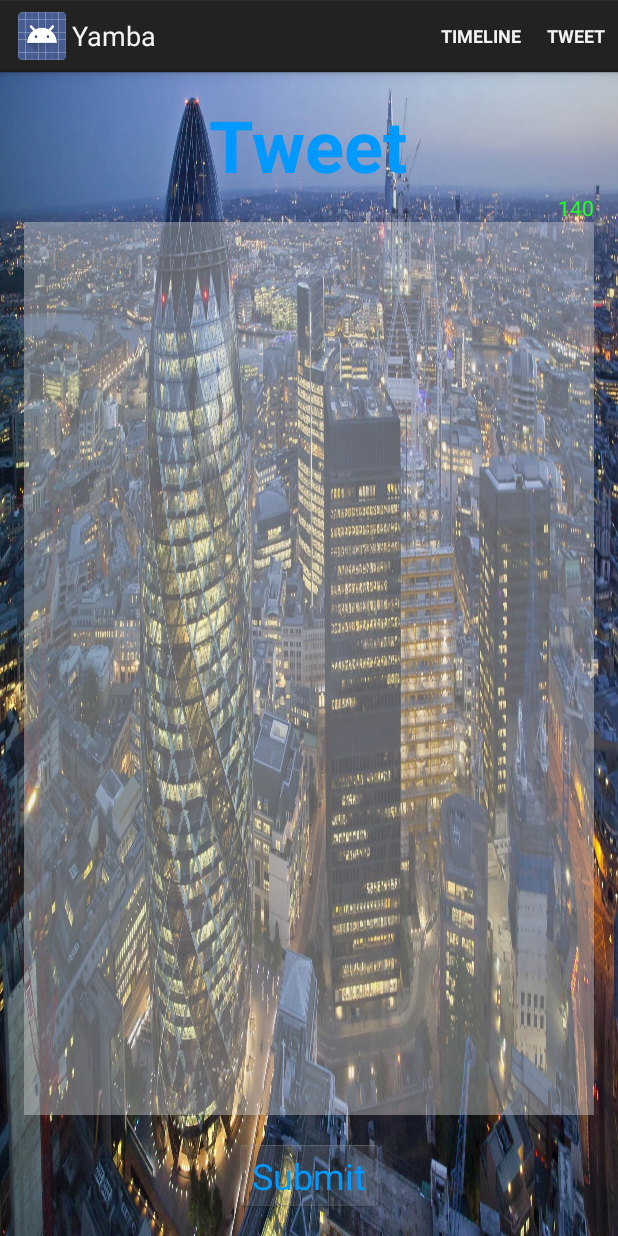
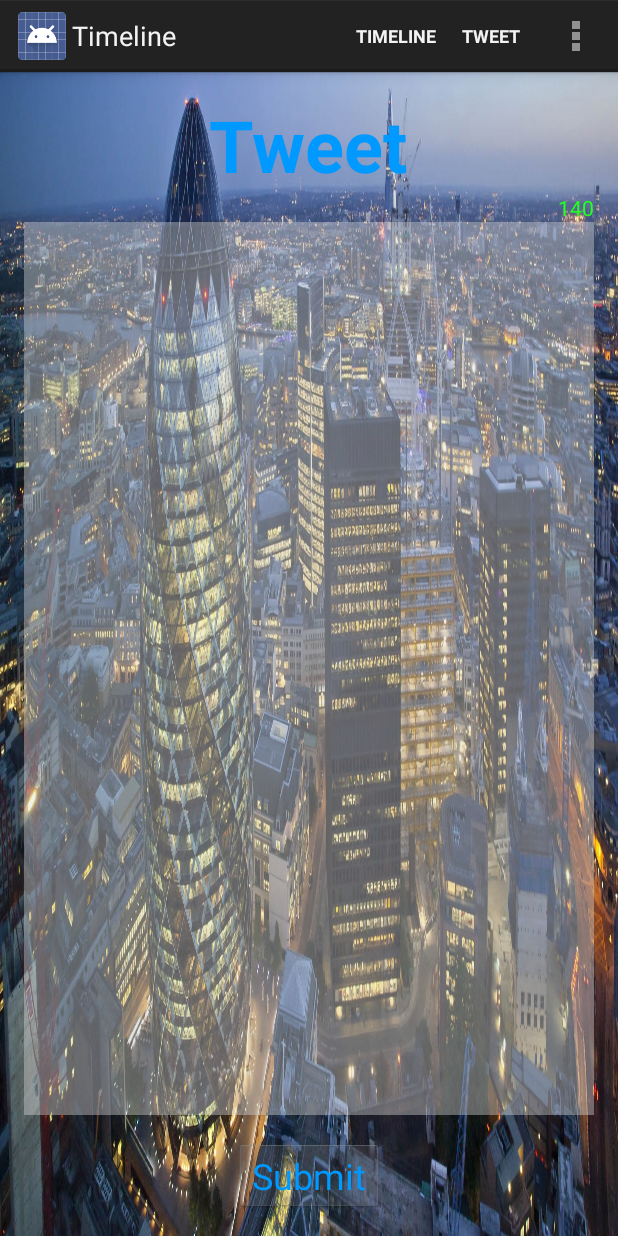
Before and after one commit to twitter-university/AndroidEssentials-03_31_2014_AM, an Android app: the screen it shows after launch (TweetActivity), after a tap on "TWEET", on a phone screen of 412 x 824 dp. Run offline under Robolectric (Android 15) with nearby library versions, the phone set to English and light mode, and no system bars.

Commit message:
Working again (correct contract) Tweet activity converted to fragment onCreate refactored into YambaActivity

```diff
--- a/app/build.gradle
+++ b/app/build.gradle
@@ -10,6 +10,11 @@ android {
         versionCode 1
         versionName "1.0"
     }
+
+    compileOptions {
+        sourceCompatibility JavaVersion.VERSION_1_7
+        targetCompatibility JavaVersion.VERSION_1_7
+    }
     buildTypes {
         release {
             runProguard false
--- a/app/src/main/java/com/twitter/university/android/yamba/TimelineActivity.java
+++ b/app/src/main/java/com/twitter/university/android/yamba/TimelineActivity.java
@@ -1,25 +1,9 @@
 package com.twitter.university.android.yamba;
-
-import android.app.Activity;
-import android.app.ListActivity;
-import android.app.LoaderManager;
-import android.content.CursorLoader;
-import android.content.Loader;
-import android.database.Cursor;
-import android.os.Bundle;
-import android.text.format.DateUtils;
-import android.view.Menu;
-import android.view.MenuItem;
-import android.view.View;
-import android.widget.SimpleCursorAdapter;
-import android.widget.TextView;
 
 
 public class TimelineActivity extends YambaActivity {
 
-    @Override
-    protected void onCreate(Bundle savedInstanceState) {
-        super.onCreate(savedInstanceState);
-        setContentView(R.layout.activity_timeline);
+    public TimelineActivity() {
+        super(R.layout.activity_timeline);
     }
 }
--- a/app/src/main/java/com/twitter/university/android/yamba/TimelineFragment.java
+++ b/app/src/main/java/com/twitter/university/android/yamba/TimelineFragment.java
@@ -13,14 +13,11 @@ import android.view.ViewGroup;
 import android.widget.SimpleCursorAdapter;
 import android.widget.TextView;
 
-/**
- * Created by bmeike on 4/3/14.
- */
+
 public class TimelineFragment
     extends ListFragment
     implements LoaderManager.LoaderCallbacks<Cursor>
 {
-
     private static final int TIMELINE_LOADER = 42;
 
     private static final String[] FROM = new String[] {
@@ -72,7 +69,6 @@ public class TimelineFragment
 
     @Override
     public View onCreateView(LayoutInflater inflater, ViewGroup container, Bundle state) {
-
         View v = super.onCreateView(inflater, container, state);
 
         SimpleCursorAdapter adapter
--- a/app/src/main/java/com/twitter/university/android/yamba/TweetActivity.java
+++ b/app/src/main/java/com/twitter/university/android/yamba/TweetActivity.java
@@ -1,102 +1,11 @@
 package com.twitter.university.android.yamba;
-
-import android.app.Activity;
-import android.content.Intent;
-import android.content.res.Resources;
-import android.os.Bundle;
-import android.text.Editable;
-import android.text.TextWatcher;
-import android.util.Log;
-import android.view.View;
-import android.widget.Button;
-import android.widget.EditText;
-import android.widget.TextView;
 
 
 // If mutable data is accessed from more than one thread
 // all access must be performed holding a single lock
+public class TweetActivity extends YambaActivity {
 
-public class TweetActivity extends YambaActivity {
-    private static final String TAG = "TWEET";
-
-    private int okColor;
-    private int warnColor;
-    private int errColor;
-
-    private int tweetLenMax;
-    private int warnMax;
-    private int errMax;
-
-    private Button submitButton;
-    private TextView countView;
-    private EditText tweetView;
-
-    @Override
-    protected void onCreate(Bundle savedInstanceState) {
-        super.onCreate(savedInstanceState);
-        setContentView(R.layout.activity_tweet);
-
-        Resources rez = getResources();
-        okColor = rez.getColor(R.color.ok);
-        warnColor = rez.getColor(R.color.warn);
-        errColor = rez.getColor(R.color.error);
-
-        tweetLenMax = rez.getInteger(R.integer.tweet_limit);
-        warnMax = rez.getInteger(R.integer.warn_limit);
-        errMax = rez.getInteger(R.integer.err_limit);
-
-        countView = (TextView) findViewById(R.id.tweet_count);
-
-        submitButton = (Button) findViewById(R.id.tweet_submit);
-        submitButton.setOnClickListener(new View.OnClickListener() {
-            @Override public void onClick(View view) { post(); }
-        });
-
-        tweetView = ((EditText) findViewById(R.id.tweet_tweet));
-        tweetView.addTextChangedListener(
-                new TextWatcher() {
-                    @Override
-                    public void afterTextChanged(Editable editable) { setCount(); }
-
-                    @Override
-                    public void beforeTextChanged(CharSequence cs, int i, int i2, int i3) {  }
-
-                    @Override
-                    public void onTextChanged(CharSequence cs, int i, int i2, int i3) { }
-                }
-        );
-    }
-
-    void setCount() {
-        int n = tweetView.getText().length();
-
-        submitButton.setEnabled(checkTweetLen(n));
-
-        n = tweetLenMax - n;
-
-        int color;
-        if (n > warnMax) { color = okColor; }
-        else if (n > errMax) { color = warnColor; }
-        else  { color = errColor; }
-
-        countView.setText(String.valueOf(n));
-        countView.setTextColor(color);
-    }
-
-    void post() {
-        String tweet = tweetView.getText().toString();
-        if (!checkTweetLen(tweet.length())) { return; }
-
-        tweetView.setText("");
-        submitButton.setEnabled(false);
-
-        Intent i = new Intent(YambaContract.Service.ACTION_EXECUTE);
-        i.putExtra(YambaContract.Service.PARAM_OP, YambaContract.Service.OP_POST);
-        i.putExtra(YambaContract.Service.PARAM_TWEET, tweet);
-        startService(i);
-    }
-
-    private boolean checkTweetLen(int n) {
-        return (errMax <= n) && (tweetLenMax > n);
+    public TweetActivity() {
+        super(R.layout.activity_tweet);
     }
 }
--- /dev/null
+++ b/app/src/main/java/com/twitter/university/android/yamba/TweetFragment.java
@@ -0,0 +1,107 @@
+package com.twitter.university.android.yamba;
+
+import android.app.Fragment;
+import android.content.Intent;
+import android.content.res.Resources;
+import android.os.Bundle;
+import android.text.Editable;
+import android.text.TextWatcher;
+import android.view.LayoutInflater;
+import android.view.View;
+import android.view.ViewGroup;
+import android.widget.Button;
+import android.widget.EditText;
+import android.widget.TextView;
+
+/**
+ * Created by bmeike on 4/3/14.
+ */
+public class TweetFragment extends Fragment {
+    private int okColor;
+    private int warnColor;
+    private int errColor;
+
+    private int tweetLenMax;
+    private int warnMax;
+    private int errMax;
+
+    private Button submitButton;
+    private TextView countView;
+    private EditText tweetView;
+
+
+    @Override
+    public void onCreate(Bundle savedInstanceState) {
+        super.onCreate(savedInstanceState);
+
+        Resources rez = getResources();
+        okColor = rez.getColor(R.color.ok);
+        warnColor = rez.getColor(R.color.warn);
+        errColor = rez.getColor(R.color.error);
+
+        tweetLenMax = rez.getInteger(R.integer.tweet_limit);
+        warnMax = rez.getInteger(R.integer.warn_limit);
+        errMax = rez.getInteger(R.integer.err_limit);
+    }
+
+    @Override
+    public View onCreateView(LayoutInflater inflater, ViewGroup container, Bundle state) {
+        View v = inflater.inflate(R.layout.fragment_tweet, container, false);
+
+        countView = (TextView) v.findViewById(R.id.tweet_count);
+
+        submitButton = (Button) v.findViewById(R.id.tweet_submit);
+        submitButton.setOnClickListener(new View.OnClickListener() {
+            @Override public void onClick(View view) { post(); }
+        });
+
+        tweetView = ((EditText) v.findViewById(R.id.tweet_tweet));
+        tweetView.addTextChangedListener(
+            new TextWatcher() {
+                @Override
+                public void afterTextChanged(Editable editable) { setCount(); }
+
+                @Override
+                public void beforeTextChanged(CharSequence cs, int i, int i2, int i3) {  }
+
+                @Override
+                public void onTextChanged(CharSequence cs, int i, int i2, int i3) { }
+            }
+        );
+
+        return v;
+    }
+
+    void setCount() {
+        int n = tweetView.getText().length();
+
+        submitButton.setEnabled(checkTweetLen(n));
+
+        n = tweetLenMax - n;
+
+        int color;
+        if (n > warnMax) { color = okColor; }
+        else if (n > errMax) { color = warnColor; }
+        else  { color = errColor; }
+
+        countView.setText(String.valueOf(n));
+        countView.setTextColor(color);
+    }
+
+    void post() {
+        String tweet = tweetView.getText().toString();
+        if (!checkTweetLen(tweet.length())) { return; }
+
+        tweetView.setText("");
+        submitButton.setEnabled(false);
+
+        Intent i = new Intent(YambaContract.Service.ACTION_EXECUTE);
+        i.putExtra(YambaContract.Service.PARAM_OP, YambaContract.Service.OP_POST);
+        i.putExtra(YambaContract.Service.PARAM_TWEET, tweet);
+        getActivity().startService(i);
+    }
+
+    private boolean checkTweetLen(int n) {
+        return (errMax <= n) && (tweetLenMax > n);
+    }
+}
--- a/app/src/main/java/com/twitter/university/android/yamba/YambaActivity.java
+++ b/app/src/main/java/com/twitter/university/android/yamba/YambaActivity.java
@@ -1,15 +1,21 @@
 package com.twitter.university.android.yamba;
 
+import android.app.ActionBar;
 import android.app.Activity;
 import android.content.Intent;
+import android.os.Bundle;
 import android.view.Menu;
 import android.view.MenuItem;
+import android.view.ViewPropertyAnimator;
+import android.widget.Toast;
 
-/**
- * Created by bmeike on 4/3/14.
- */
-public class YambaActivity extends Activity {
 
+public abstract class YambaActivity extends Activity {
+    private final int rootLayout;
+
+    protected YambaActivity(int rootLayout) {
+        this.rootLayout = rootLayout;
+    }
 
     @Override
     public boolean onCreateOptionsMenu(Menu menu) {
@@ -28,6 +34,11 @@ public class YambaActivity extends Activity {
                 nextPage(TweetActivity.class);
                 break;
 
+            case android.R.id.home:
+            case R.id.menu_about:
+                about();
+                break;
+
             default:
                 return super.onOptionsItemSelected(item);
         }
@@ -35,9 +46,22 @@ public class YambaActivity extends Activity {
         return true;
     }
 
+    @Override
+    protected void onCreate(Bundle savedInstanceState) {
+        super.onCreate(savedInstanceState);
+        setContentView(rootLayout);
+
+        ActionBar aBar = getActionBar();
+        aBar.setHomeButtonEnabled(true);
+    }
+
     private void nextPage(Class<?> target) {
         Intent i = new Intent(this, target);
         i.addFlags(Intent.FLAG_ACTIVITY_REORDER_TO_FRONT);
         startActivity(i);
     }
+
+    private void about() {
+        Toast.makeText(this, R.string.about_yamba, Toast.LENGTH_LONG).show();
+    }
 }
--- a/app/src/main/java/com/twitter/university/android/yamba/YambaContract.java
+++ b/app/src/main/java/com/twitter/university/android/yamba/YambaContract.java
@@ -38,11 +38,11 @@ public class YambaContract {
         public static final String PARAM_TWEET
             = "com.twitter.university.android.yamba.service.TWEET";
 
-        // Yamba Service yamba updated broadcast
+        // Yamba Service timeline updated broadcast
         public static final String ACTION_TIMELINE_UPDATED
             = "com.twitter.university.android.yamba.service.action.TIMELINE_UPDATED";
 
-        // Permission required to receive the yamba updated broadcast
+        // Permission required to receive the timeline updated broadcast
         public static final String PERMISSION_RECEIVE_TIMELINE_UPDATE
             = "com.twitter.university.android.yamba.service.permission.RECEIVE_TIMELINE_UPDATED";
 
@@ -63,7 +63,7 @@ public class YambaContract {
             = "com.twitter.university.android.yamba.action.NEW_TWEET_COUNT";
     }
 
-    public static final String AUTHORITY = "com.twitter.university.android.yamba.yamba";
+    public static final String AUTHORITY = "com.twitter.university.android.yamba.timeline";
 
     public static final Uri BASE_URI = new Uri.Builder()
         .scheme(ContentResolver.SCHEME_CONTENT)
@@ -71,14 +71,14 @@ public class YambaContract {
         .build();
 
     public static final String PERMISSION_READ
-        = "com.twitter.university.android.yamba.yamba.permission.READ";
+        = "com.twitter.university.android.yamba.timeline.permission.READ";
     public static final String PERMISSION_WRITE
-        = "com.twitter.university.android.yamba.yamba.permission.WRITE";
+        = "com.twitter.university.android.yamba.timeline.permission.WRITE";
 
     public static class Timeline {
         private Timeline() { }
 
-        public static final String TABLE = "yamba";
+        public static final String TABLE = "timeline";
 
         public static final Uri URI = BASE_URI.buildUpon().appendPath(TABLE).build();
 
@@ -90,7 +90,6 @@ public class YambaContract {
             = ContentResolver.CURSOR_DIR_BASE_TYPE + MINOR_TYPE;
 
         public static class Columns {
-            // select rowid as _id, ...
             public static final String ID = BaseColumns._ID;
             public static final String HANDLE = "handle";
             public static final String TWEET = "tweet";
--- a/app/src/main/res/layout-land/activity_tweet.xml
+++ b/app/src/main/res/layout-land/fragment_tweet.xml
@@ -2,12 +2,7 @@
               xmlns:tools="http://schemas.android.com/tools"
               android:layout_width="match_parent"
               android:layout_height="match_parent"
-              android:paddingLeft="@dimen/activity_horizontal_margin"
-              android:paddingRight="@dimen/activity_horizontal_margin"
-              android:paddingTop="@dimen/activity_vertical_margin"
-              android:paddingBottom="@dimen/activity_vertical_margin"
               android:orientation="horizontal"
-              android:background="@drawable/background"
               tools:context="com.twitter.university.yamba.StatusActivity" >
 
     <RelativeLayout
--- a/app/src/main/res/layout/activity_timeline.xml
+++ b/app/src/main/res/layout/activity_timeline.xml
@@ -1,9 +1,14 @@
 <?xml version="1.0" encoding="utf-8"?>
 
-<FrameLayout xmlns:android="http://schemas.android.com/apk/res/android"
-              android:orientation="vertical"
-              android:layout_width="match_parent"
-              android:layout_height="match_parent">
+<FrameLayout
+        xmlns:android="http://schemas.android.com/apk/res/android"
+        android:layout_width="match_parent"
+        android:layout_height="match_parent"
+        android:paddingLeft="@dimen/activity_horizontal_margin"
+        android:paddingRight="@dimen/activity_horizontal_margin"
+        android:paddingTop="@dimen/activity_vertical_margin"
+        android:paddingBottom="@dimen/activity_vertical_margin"
+        android:background="@drawable/background">
 
     <fragment
             android:id="@+id/timeline_fragment"
--- a/app/src/main/res/layout/activity_tweet.xml
+++ b/app/src/main/res/layout/activity_tweet.xml
@@ -1,50 +1,19 @@
-<LinearLayout xmlns:android="http://schemas.android.com/apk/res/android"
-              xmlns:tools="http://schemas.android.com/tools"
-              android:layout_width="match_parent"
-              android:layout_height="match_parent"
-              android:paddingLeft="@dimen/activity_horizontal_margin"
-              android:paddingRight="@dimen/activity_horizontal_margin"
-              android:paddingTop="@dimen/activity_vertical_margin"
-              android:paddingBottom="@dimen/activity_vertical_margin"
-              android:orientation="vertical"
-              android:background="@drawable/background"
-              tools:context="com.twitter.university.yamba.StatusActivity" >
+<?xml version="1.0" encoding="utf-8"?>
 
-    <TextView
-            android:id="@+id/tweet_label"
-            style="@style/yambaText.label"
-            android:layout_width="wrap_content"
-            android:layout_height="wrap_content"
-            android:layout_gravity="center_horizontal"
-            android:text="@string/tweet_label" />
+<FrameLayout
+        xmlns:android="http://schemas.android.com/apk/res/android"
+        android:layout_width="match_parent"
+        android:layout_height="match_parent"
+        android:paddingLeft="@dimen/activity_horizontal_margin"
+        android:paddingRight="@dimen/activity_horizontal_margin"
+        android:paddingTop="@dimen/activity_vertical_margin"
+        android:paddingBottom="@dimen/activity_vertical_margin"
+        android:background="@drawable/background">
 
-    <TextView
-            android:id="@+id/tweet_count"
-            android:layout_width="wrap_content"
-            android:layout_height="wrap_content"
-            android:layout_gravity="right"
-            android:text="@string/tweet_count"
-            android:textColor="@color/ok" />
+    <fragment
+            android:id="@+id/timeline_fragment"
+            android:layout_width="match_parent"
+            android:layout_height="match_parent"
+            android:name="com.twitter.university.android.yamba.TweetFragment" />
 
-    <EditText
-            android:id="@+id/tweet_tweet"
-            style="@style/yambaText.editable"
-            android:layout_width="match_parent"
-            android:layout_height="0dp"
-            android:layout_weight="1"
-            android:hint="@string/tweet_hint" >
-
-        <requestFocus />
-    </EditText>
-
-    <Button
-            android:id="@+id/tweet_submit"
-            style="@style/yambaText.medium"
-            android:layout_width="wrap_content"
-            android:layout_height="wrap_content"
-            android:layout_gravity="center_horizontal"
-            android:layout_marginTop="@dimen/activity_vertical_margin"
-            android:enabled="false"
-            android:text="@string/tweet_submit" />
-
-</LinearLayout>
+</FrameLayout>
--- /dev/null
+++ b/app/src/main/res/layout/fragment_tweet.xml
@@ -0,0 +1,45 @@
+<LinearLayout xmlns:android="http://schemas.android.com/apk/res/android"
+              xmlns:tools="http://schemas.android.com/tools"
+              android:layout_width="match_parent"
+              android:layout_height="match_parent"
+              android:orientation="vertical"
+              tools:context="com.twitter.university.yamba.TweetActivity" >
+
+    <TextView
+            android:id="@+id/tweet_label"
+            style="@style/yambaText.label"
+            android:layout_width="wrap_content"
+            android:layout_height="wrap_content"
+            android:layout_gravity="center_horizontal"
+            android:text="@string/tweet_label" />
+
+    <TextView
+            android:id="@+id/tweet_count"
+            android:layout_width="wrap_content"
+            android:layout_height="wrap_content"
+            android:layout_gravity="right"
+            android:text="@string/tweet_count"
+            android:textColor="@color/ok" />
+
+    <EditText
+            android:id="@+id/tweet_tweet"
+            style="@style/yambaText.editable"
+            android:layout_width="match_parent"
+            android:layout_height="0dp"
+            android:layout_weight="1"
+            android:hint="@string/tweet_hint" >
+
+        <requestFocus />
+    </EditText>
+
+    <Button
+            android:id="@+id/tweet_submit"
+            style="@style/yambaText.medium"
+            android:layout_width="wrap_content"
+            android:layout_height="wrap_content"
+            android:layout_gravity="center_horizontal"
+            android:layout_marginTop="@dimen/activity_vertical_margin"
+            android:enabled="false"
+            android:text="@string/tweet_submit" />
+
+</LinearLayout>
--- a/app/src/main/res/menu/yamba.xml
+++ b/app/src/main/res/menu/yamba.xml
@@ -9,4 +9,8 @@
     <item android:id="@+id/menu_tweet"
           android:title="@string/menu_tweet"
           android:showAsAction="withText|ifRoom" />
+
+    <item android:id="@+id/menu_about"
+          android:title="@string/menu_about"
+          android:showAsAction="never" />
 </menu>
--- a/app/src/main/res/values/strings.xml
+++ b/app/src/main/res/values/strings.xml
@@ -9,5 +9,7 @@
     <string name="title_activity_timeline">Timeline</string>
     <string name="menu_timeline">Timeline</string>
     <string name="menu_tweet">Tweet</string>
+    <string name="menu_about">About</string>
+    <string name="about_yamba">Yamba @Twitter\n    brought to you by the BBC</string>
 
 </resources>
```
Also changed, not shown: app/src/main/AndroidManifest.xml (+9 -8 lines). Lines whose indentation alone changed are shown as unchanged.
